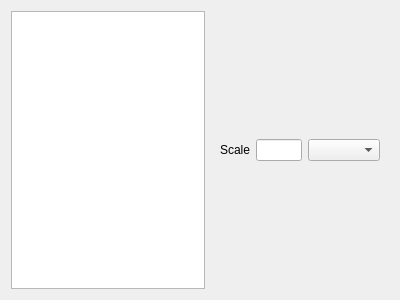
First picture: the form in scalingtool.ui, repository Tokyo-MQP-2024/IgniteCV, before the edit.
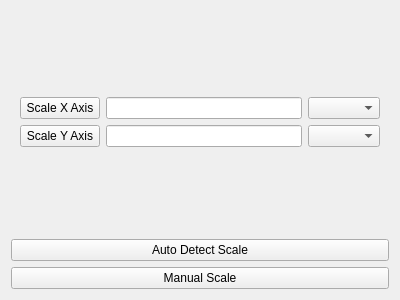
Second picture: the form after the edit.

Commit message: moving  a stacked widget in the flame tool

Patch:
```diff
--- a/scalingtool.ui
+++ b/scalingtool.ui
@@ -14,27 +14,91 @@
    <string>Form</string>
   </property>
   <layout class="QGridLayout" name="gridLayout_2">
-   <item row="0" column="1">
-    <widget class="QWidget" name="widget" native="true">
+   <item row="2" column="0">
+    <widget class="QPushButton" name="manualButton">
+     <property name="text">
+      <string>Manual Scale</string>
+     </property>
+    </widget>
+   </item>
+   <item row="1" column="0">
+    <widget class="QPushButton" name="AutoDetectButton">
+     <property name="text">
+      <string>Auto Detect Scale</string>
+     </property>
+    </widget>
+   </item>
+   <item row="0" column="0">
+    <widget class="QStackedWidget" name="stackedWidget">
+     <widget class="QWidget" name="ManualScale">
      <layout class="QGridLayout" name="gridLayout">
       <item row="1" column="0">
-       <widget class="QLabel" name="label">
+        <widget class="QPushButton" name="pushButton">
         <property name="text">
-         <string>Scale</string>
+          <string>Scale X Axis</string>
         </property>
        </widget>
       </item>
+       <item row="3" column="0">
+        <spacer name="verticalSpacer_2">
+         <property name="orientation">
+          <enum>Qt::Orientation::Vertical</enum>
+         </property>
+         <property name="sizeHint" stdset="0">
+          <size>
+           <width>20</width>
+           <height>40</height>
+          </size>
+         </property>
+        </spacer>
+       </item>
+       <item row="2" column="0">
+        <widget class="QPushButton" name="pushButton_2">
+         <property name="text">
+          <string>Scale Y Axis</string>
+         </property>
+        </widget>
+       </item>
+       <item row="0" column="0">
+        <spacer name="verticalSpacer">
+         <property name="orientation">
+          <enum>Qt::Orientation::Vertical</enum>
+         </property>
+         <property name="sizeHint" stdset="0">
+          <size>
+           <width>20</width>
+           <height>40</height>
+          </size>
+         </property>
+        </spacer>
+       </item>
+       <item row="2" column="1">
+        <widget class="QLineEdit" name="lineEdit_2"/>
+       </item>
       <item row="1" column="1">
        <widget class="QLineEdit" name="lineEdit"/>
       </item>
       <item row="1" column="2">
        <widget class="QComboBox" name="comboBox"/>
       </item>
-     </layout>
-    </widget>
-   </item>
+       <item row="2" column="2">
+        <widget class="QComboBox" name="comboBox_2"/>
+       </item>
+      </layout>
+     </widget>
+     <widget class="QWidget" name="page_2">
+      <layout class="QGridLayout" name="gridLayout_3">
    <item row="0" column="0">
-    <widget class="QGraphicsView" name="graphicsView"/>
+        <widget class="QPushButton" name="pushButton_3">
+         <property name="text">
+          <string>Auto detect to be implemented</string>
+         </property>
+        </widget>
+       </item>
+      </layout>
+     </widget>
+     <widget class="QWidget" name="page_3"/>
+    </widget>
    </item>
   </layout>
  </widget>
```
Lines whose indentation alone changed are shown as unchanged. The commit also changes 8 other files.
